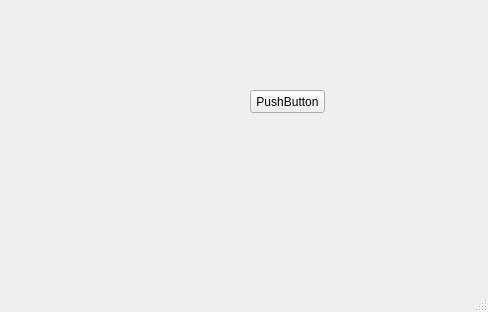
Qt form Projekt/MainWindow.ui (schiesem/swrl-rule-editor) before a commit.
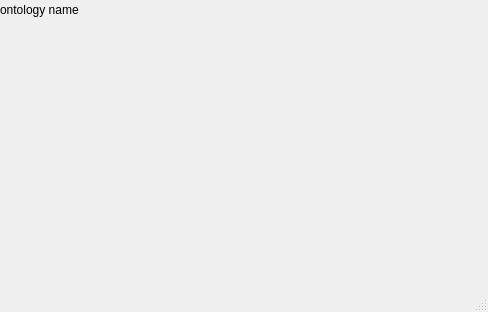
The same form after that commit.

```diff
--- a/Projekt/MainWindow.ui
+++ b/Projekt/MainWindow.ui
@@ -14,17 +14,17 @@
    <string>MainWindow</string>
   </property>
   <widget class="QWidget" name="centralwidget">
-   <widget class="QPushButton" name="pushButton">
+   <widget class="QLabel" name="label">
     <property name="geometry">
      <rect>
-      <x>250</x>
-      <y>90</y>
-      <width>75</width>
-      <height>23</height>
+      <x>0</x>
+      <y>0</y>
+      <width>81</width>
+      <height>20</height>
      </rect>
     </property>
     <property name="text">
-     <string>PushButton</string>
+     <string>ontology name</string>
     </property>
    </widget>
   </widget>
```
